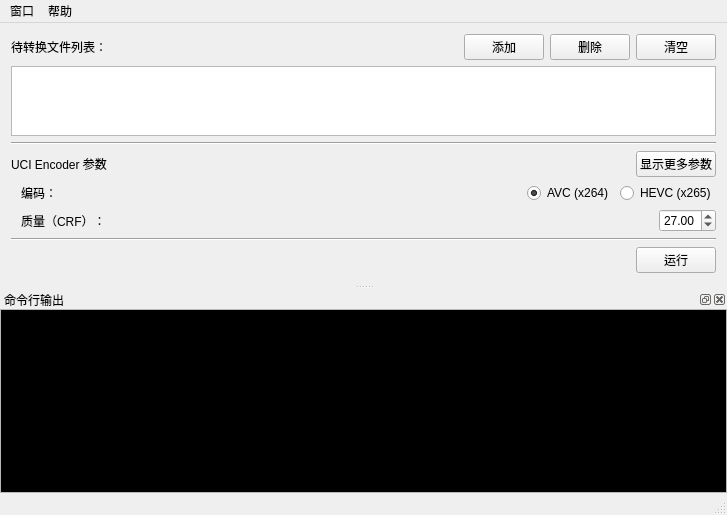
Above: mainwindow.ui from shine5402/UCIEncoderGUIQt before the change. Below: the same form after it.
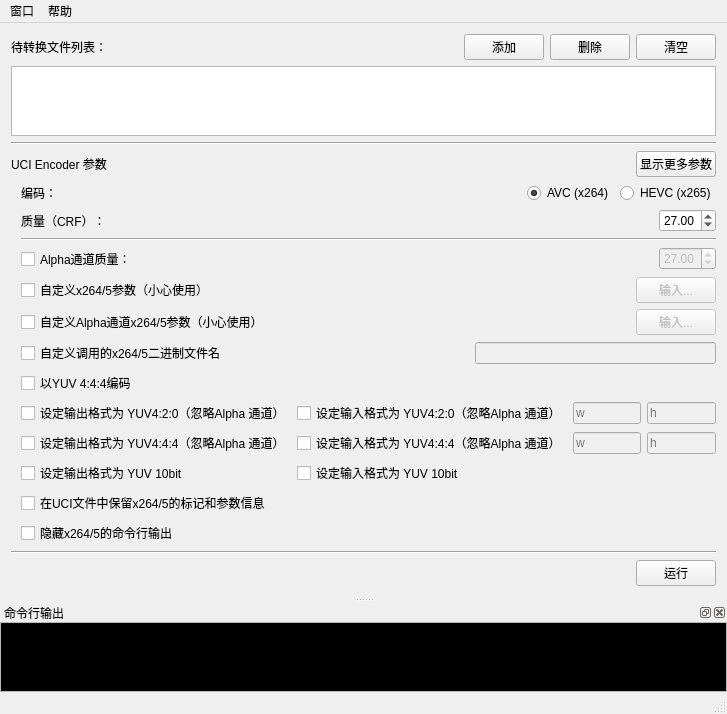
That is the form after the change. Icons and pictures are not drawn.

The edit to the form file:
```diff
--- a/mainwindow.ui
+++ b/mainwindow.ui
@@ -7,7 +7,7 @@
     <x>0</x>
     <y>0</y>
     <width>727</width>
-    <height>515</height>
+    <height>678</height>
    </rect>
   </property>
   <property name="acceptDrops">
@@ -21,7 +21,7 @@
     <normaloff>icon_new.ico</normaloff>icon_new.ico</iconset>
   </property>
   <widget class="QWidget" name="centralWidget">
-   <layout class="QVBoxLayout" name="verticalLayout_3">
+   <layout class="QVBoxLayout" name="verticalLayout_6">
     <item>
      <layout class="QVBoxLayout" name="filesLayout">
       <item>
@@ -71,6 +71,9 @@
       </item>
       <item>
        <widget class="QListWidget" name="fileListWidget">
+        <property name="toolTip">
+         <string>&lt;html&gt;&lt;head/&gt;&lt;body&gt;&lt;p&gt;此处放置待转换的文件列表。&lt;/p&gt;&lt;p&gt;您可以使用右上角的按钮来添加、删除项，以及清空此列表。您也可以通过拖动文件到程序窗口来添加新文件。&lt;/p&gt;&lt;/body&gt;&lt;/html&gt;</string>
+        </property>
         <property name="selectionMode">
          <enum>QAbstractItemView::MultiSelection</enum>
         </property>
@@ -86,9 +89,7 @@
      </widget>
     </item>
     <item>
-     <layout class="QVBoxLayout" name="verticalLayout_2">
-      <item>
-       <layout class="QHBoxLayout" name="horizontalLayout">
+     <layout class="QHBoxLayout" name="parameterTitleLayout">
         <property name="spacing">
          <number>6</number>
         </property>
@@ -122,7 +123,7 @@
        </layout>
       </item>
       <item>
-       <layout class="QVBoxLayout" name="verticalLayout">
+     <layout class="QVBoxLayout" name="parameterLayout">
         <property name="leftMargin">
          <number>10</number>
         </property>
@@ -130,6 +131,9 @@
          <layout class="QHBoxLayout" name="horizontalLayout_3">
           <item>
            <widget class="QLabel" name="label_3">
+          <property name="toolTip">
+           <string>&lt;html&gt;&lt;head/&gt;&lt;body&gt;&lt;p&gt;此参数用于告知UCI Encoder应调用何种编码器进行编码。&lt;/p&gt;&lt;p&gt;如果您选择了AVC选项，UCI Encoder将调用同目录下的x264.exe，选择HEVC选项（-hevc）则会调用x265.exe。&lt;/p&gt;&lt;p&gt;注意，默认调用的程序名称可由“自定义调用的x264/5二进制文件名”（-p）参数重新指定，但是您&lt;span style=&quot; font-weight:600;&quot;&gt;仍应当&lt;/span&gt;选择正确的编码，因为x264和x265编码时调用的参数是不同的，UCI Encoder必须知道您指定了何种编码的编码器才可以正常工作。&lt;/p&gt;&lt;/body&gt;&lt;/html&gt;</string>
+          </property>
             <property name="text">
              <string>编码：</string>
             </property>
@@ -171,6 +175,9 @@
          <layout class="QHBoxLayout" name="horizontalLayout_4">
           <item>
            <widget class="QLabel" name="label_4">
+          <property name="toolTip">
+           <string>&lt;html&gt;&lt;head/&gt;&lt;body&gt;&lt;p&gt;该参数对应UCI Encoder的-q参数。&lt;/p&gt;&lt;p&gt;此参数用于设定RGB/YUV通道的图像质量。范围为0.0~51.0。越小质量越高。&lt;/p&gt;&lt;p&gt;在未修改的情况下，Alpha通道的质量与此参数相同。&lt;/p&gt;&lt;p&gt;在技术细节上，此参数将成为x264/x265的CRF参数。&lt;/p&gt;&lt;/body&gt;&lt;/html&gt;</string>
+          </property>
             <property name="text">
              <string>质量（CRF）：</string>
             </property>
@@ -204,7 +211,415 @@
           </item>
          </layout>
         </item>
-       </layout>
+      <item>
+       <widget class="QWidget" name="advancedParameterWidget" native="true">
+        <layout class="QVBoxLayout" name="advancedParameterLayout">
+         <property name="leftMargin">
+          <number>0</number>
+         </property>
+         <property name="topMargin">
+          <number>0</number>
+         </property>
+         <property name="rightMargin">
+          <number>0</number>
+         </property>
+         <property name="bottomMargin">
+          <number>0</number>
+         </property>
+         <item>
+          <widget class="Line" name="line_3">
+           <property name="orientation">
+            <enum>Qt::Horizontal</enum>
+           </property>
+          </widget>
+         </item>
+         <item>
+          <layout class="QHBoxLayout" name="horizontalLayout_6">
+           <item>
+            <widget class="QCheckBox" name="QcheckBox">
+             <property name="toolTip">
+              <string>&lt;html&gt;&lt;head/&gt;&lt;body&gt;&lt;p&gt;该参数对应了UCI Encoder的-Q参数。&lt;/p&gt;&lt;p&gt;此参数用于单独指定生成的UCI文件的Alpha通道的质量。若不指定，则于“质量（CRF）”（-q）参数相同。&lt;/p&gt;&lt;/body&gt;&lt;/html&gt;</string>
+             </property>
+             <property name="text">
+              <string>Alpha通道质量：</string>
+             </property>
+            </widget>
+           </item>
+           <item>
+            <spacer name="horizontalSpacer_7">
+             <property name="orientation">
+              <enum>Qt::Horizontal</enum>
+             </property>
+             <property name="sizeHint" stdset="0">
+              <size>
+               <width>40</width>
+               <height>20</height>
+              </size>
+             </property>
+            </spacer>
+           </item>
+           <item>
+            <widget class="QDoubleSpinBox" name="CRFBox_Q">
+             <property name="enabled">
+              <bool>false</bool>
+             </property>
+             <property name="maximum">
+              <double>51.000000000000000</double>
+             </property>
+             <property name="singleStep">
+              <double>0.100000000000000</double>
+             </property>
+             <property name="value">
+              <double>27.000000000000000</double>
+             </property>
+            </widget>
+           </item>
+          </layout>
+         </item>
+         <item>
+          <layout class="QHBoxLayout" name="horizontalLayout_7">
+           <item>
+            <widget class="QCheckBox" name="xCheckBox">
+             <property name="toolTip">
+              <string>&lt;html&gt;&lt;head/&gt;&lt;body&gt;&lt;p&gt;该参数对应了UCI Encoder的-x参数。&lt;/p&gt;&lt;p&gt;此参数用于告知UCI Encoder不使用内置压制参数，而是用用户提供的参数替代。&lt;/p&gt;&lt;p&gt;此参数影响RGB/YUV通道，Alpha通道默认与此参数相同。&lt;/p&gt;&lt;p&gt;您应当只有在知道自己在做什么的前提下修改此参数，并且即使您是个专业用户，也应当&lt;span style=&quot; font-weight:600;&quot;&gt;万分小心&lt;/span&gt;。&lt;/p&gt;&lt;/body&gt;&lt;/html&gt;</string>
+             </property>
+             <property name="text">
+              <string>自定义x264/5参数（小心使用）</string>
+             </property>
+            </widget>
+           </item>
+           <item>
+            <spacer name="horizontalSpacer_8">
+             <property name="orientation">
+              <enum>Qt::Horizontal</enum>
+             </property>
+             <property name="sizeHint" stdset="0">
+              <size>
+               <width>40</width>
+               <height>20</height>
+              </size>
+             </property>
+            </spacer>
+           </item>
+           <item>
+            <widget class="QPushButton" name="xPushButton">
+             <property name="enabled">
+              <bool>false</bool>
+             </property>
+             <property name="text">
+              <string>输入...</string>
+             </property>
+            </widget>
+           </item>
+          </layout>
+         </item>
+         <item>
+          <layout class="QHBoxLayout" name="horizontalLayout_8">
+           <item>
+            <widget class="QCheckBox" name="XCheckBox">
+             <property name="toolTip">
+              <string>&lt;html&gt;&lt;head/&gt;&lt;body&gt;&lt;p&gt;该参数对应了UCI Encoder的-X参数。&lt;/p&gt;&lt;p&gt;此参数用于告知UCI Encoder不使用内置压制参数，而是用用户提供的参数替代。&lt;/p&gt;&lt;p&gt;此参数只影响Alpha通道，并且默认与-x相同。&lt;/p&gt;&lt;p&gt;您应当只有在知道自己在做什么的前提下修改此参数，并且即使您是个专业用户，也应当&lt;span style=&quot; font-weight:600;&quot;&gt;万分小心&lt;/span&gt;。&lt;/p&gt;&lt;/body&gt;&lt;/html&gt;</string>
+             </property>
+             <property name="text">
+              <string>自定义Alpha通道x264/5参数（小心使用）</string>
+             </property>
+            </widget>
+           </item>
+           <item>
+            <spacer name="horizontalSpacer_9">
+             <property name="orientation">
+              <enum>Qt::Horizontal</enum>
+             </property>
+             <property name="sizeHint" stdset="0">
+              <size>
+               <width>40</width>
+               <height>20</height>
+              </size>
+             </property>
+            </spacer>
+           </item>
+           <item>
+            <widget class="QPushButton" name="XPushButton">
+             <property name="enabled">
+              <bool>false</bool>
+             </property>
+             <property name="text">
+              <string>输入...</string>
+             </property>
+            </widget>
+           </item>
+          </layout>
+         </item>
+         <item>
+          <layout class="QHBoxLayout" name="horizontalLayout_9">
+           <item>
+            <widget class="QCheckBox" name="pCheckBox">
+             <property name="toolTip">
+              <string>&lt;html&gt;&lt;head/&gt;&lt;body&gt;&lt;p&gt;该参数对应了UCI Encoder的-p参数。&lt;/p&gt;&lt;p&gt;此参数用于更改UCI Encoder调用的编码器程序名称。&lt;/p&gt;&lt;p&gt;默认情况下，UCI Encoder根据用户提供的编码来调用相应的编码器。默认的AVC编码器为同目录下的x264.exe，HEVC编码器为x265.exe。您可以通过本参数来修改这一行为，但请注意，由于x264与x265所对应的参数不同，您应当在修改此项后重新检查您的编码器是否与您在“编码”参数所选的编码对应。&lt;/p&gt;&lt;/body&gt;&lt;/html&gt;</string>
+             </property>
+             <property name="text">
+              <string>自定义调用的x264/5二进制文件名</string>
+             </property>
+            </widget>
+           </item>
+           <item>
+            <spacer name="horizontalSpacer_10">
+             <property name="orientation">
+              <enum>Qt::Horizontal</enum>
+             </property>
+             <property name="sizeHint" stdset="0">
+              <size>
+               <width>40</width>
+               <height>20</height>
+              </size>
+             </property>
+            </spacer>
+           </item>
+           <item>
+            <widget class="QLineEdit" name="pLineEdit">
+             <property name="enabled">
+              <bool>false</bool>
+             </property>
+             <property name="clearButtonEnabled">
+              <bool>true</bool>
+             </property>
+            </widget>
+           </item>
+          </layout>
+         </item>
+         <item>
+          <widget class="QCheckBox" name="sCheckBox">
+           <property name="toolTip">
+            <string>&lt;html&gt;&lt;head/&gt;&lt;body&gt;&lt;p&gt;该参数对应了UCI Encoder的-s参数。&lt;/p&gt;&lt;p&gt;此参数将使UCI Encoder以YUV 4:4:4格式（而不是YUV 4:2:0）进行编码。这将带来更大的文件体积和一定程度上的更高质量。&lt;/p&gt;&lt;/body&gt;&lt;/html&gt;</string>
+           </property>
+           <property name="text">
+            <string>以YUV 4:4:4编码</string>
+           </property>
+          </widget>
+         </item>
+         <item>
+          <layout class="QHBoxLayout" name="horizontalLayout_12">
+           <item>
+            <layout class="QVBoxLayout" name="verticalLayout_3">
+             <item>
+              <widget class="QCheckBox" name="o420CheckBox">
+               <property name="toolTip">
+                <string>&lt;html&gt;&lt;head/&gt;&lt;body&gt;&lt;p&gt;该参数对应了UCI Encoder的-o420参数。&lt;/p&gt;&lt;/body&gt;&lt;/html&gt;</string>
+               </property>
+               <property name="text">
+                <string>设定输出格式为 YUV4:2:0（忽略Alpha 通道）</string>
+               </property>
+              </widget>
+             </item>
+             <item>
+              <widget class="QCheckBox" name="o444CheckBox">
+               <property name="toolTip">
+                <string>&lt;html&gt;&lt;head/&gt;&lt;body&gt;&lt;p&gt;该参数对应了UCI Encoder的-o444参数。&lt;/p&gt;&lt;/body&gt;&lt;/html&gt;</string>
+               </property>
+               <property name="text">
+                <string>设定输出格式为 YUV4:4:4（忽略Alpha 通道）</string>
+               </property>
+              </widget>
+             </item>
+             <item>
+              <widget class="QCheckBox" name="o10bCheckBox">
+               <property name="toolTip">
+                <string>&lt;html&gt;&lt;head/&gt;&lt;body&gt;&lt;p&gt;该参数对应了UCI Encoder的-o10b参数。&lt;/p&gt;&lt;p&gt;默认情况下UCI Encoder使用8bit。&lt;/p&gt;&lt;/body&gt;&lt;/html&gt;</string>
+               </property>
+               <property name="text">
+                <string>设定输出格式为 YUV 10bit</string>
+               </property>
+              </widget>
+             </item>
+            </layout>
+           </item>
+           <item>
+            <spacer name="horizontalSpacer_11">
+             <property name="orientation">
+              <enum>Qt::Horizontal</enum>
+             </property>
+             <property name="sizeHint" stdset="0">
+              <size>
+               <width>40</width>
+               <height>20</height>
+              </size>
+             </property>
+            </spacer>
+           </item>
+           <item>
+            <layout class="QVBoxLayout" name="verticalLayout">
+             <item>
+              <layout class="QHBoxLayout" name="horizontalLayout_10">
+               <item>
+                <widget class="QCheckBox" name="i420CheckBox">
+                 <property name="toolTip">
+                  <string>&lt;html&gt;&lt;head/&gt;&lt;body&gt;&lt;p&gt;该参数对应了UCI Encoder的-i420参数。&lt;/p&gt;&lt;p&gt;设定此参数将使UCI Encoder忽略-s,-o420，-o444。&lt;/p&gt;&lt;/body&gt;&lt;/html&gt;</string>
+                 </property>
+                 <property name="text">
+                  <string>设定输入格式为 YUV4:2:0（忽略Alpha 通道）</string>
+                 </property>
+                </widget>
+               </item>
+               <item>
+                <widget class="QLineEdit" name="i420wLineEdit">
+                 <property name="enabled">
+                  <bool>false</bool>
+                 </property>
+                 <property name="sizePolicy">
+                  <sizepolicy hsizetype="Preferred" vsizetype="Fixed">
+                   <horstretch>0</horstretch>
+                   <verstretch>0</verstretch>
+                  </sizepolicy>
+                 </property>
+                 <property name="placeholderText">
+                  <string>w</string>
+                 </property>
+                </widget>
+               </item>
+               <item>
+                <widget class="QLineEdit" name="i420hLineEdit">
+                 <property name="enabled">
+                  <bool>false</bool>
+                 </property>
+                 <property name="sizePolicy">
+                  <sizepolicy hsizetype="Preferred" vsizetype="Fixed">
+                   <horstretch>0</horstretch>
+                   <verstretch>0</verstretch>
+                  </sizepolicy>
+                 </property>
+                 <property name="inputMask">
+                  <string/>
+                 </property>
+                 <property name="placeholderText">
+                  <string>h</string>
+                 </property>
+                </widget>
+               </item>
+               <item>
+                <spacer name="horizontalSpacer_13">
+                 <property name="orientation">
+                  <enum>Qt::Horizontal</enum>
+                 </property>
+                 <property name="sizeType">
+                  <enum>QSizePolicy::Expanding</enum>
+                 </property>
+                 <property name="sizeHint" stdset="0">
+                  <size>
+                   <width>40</width>
+                   <height>20</height>
+                  </size>
+                 </property>
+                </spacer>
+               </item>
+              </layout>
+             </item>
+             <item>
+              <layout class="QHBoxLayout" name="horizontalLayout_11">
+               <item>
+                <widget class="QCheckBox" name="i444CheckBox">
+                 <property name="toolTip">
+                  <string>&lt;html&gt;&lt;head/&gt;&lt;body&gt;&lt;p&gt;该参数对应了UCI Encoder的-i444参数。&lt;/p&gt;&lt;p&gt;设定此参数将使UCI Encoder忽略-s,-o420，-o444。&lt;/p&gt;&lt;/body&gt;&lt;/html&gt;</string>
+                 </property>
+                 <property name="text">
+                  <string>设定输入格式为 YUV4:4:4（忽略Alpha 通道）</string>
+                 </property>
+                </widget>
+               </item>
+               <item>
+                <widget class="QLineEdit" name="i444wLineEdit">
+                 <property name="enabled">
+                  <bool>false</bool>
+                 </property>
+                 <property name="sizePolicy">
+                  <sizepolicy hsizetype="Preferred" vsizetype="Fixed">
+                   <horstretch>0</horstretch>
+                   <verstretch>0</verstretch>
+                  </sizepolicy>
+                 </property>
+                 <property name="inputMask">
+                  <string/>
+                 </property>
+                 <property name="placeholderText">
+                  <string>w</string>
+                 </property>
+                </widget>
+               </item>
+               <item>
+                <widget class="QLineEdit" name="i444hLineEdit">
+                 <property name="enabled">
+                  <bool>false</bool>
+                 </property>
+                 <property name="sizePolicy">
+                  <sizepolicy hsizetype="Preferred" vsizetype="Fixed">
+                   <horstretch>0</horstretch>
+                   <verstretch>0</verstretch>
+                  </sizepolicy>
+                 </property>
+                 <property name="inputMask">
+                  <string/>
+                 </property>
+                 <property name="maxLength">
+                  <number>32767</number>
+                 </property>
+                 <property name="placeholderText">
+                  <string>h</string>
+                 </property>
+                </widget>
+               </item>
+               <item>
+                <spacer name="horizontalSpacer_14">
+                 <property name="orientation">
+                  <enum>Qt::Horizontal</enum>
+                 </property>
+                 <property name="sizeType">
+                  <enum>QSizePolicy::Expanding</enum>
+                 </property>
+                 <property name="sizeHint" stdset="0">
+                  <size>
+                   <width>40</width>
+                   <height>20</height>
+                  </size>
+                 </property>
+                </spacer>
+               </item>
+              </layout>
+             </item>
+             <item>
+              <widget class="QCheckBox" name="i10bCheckBox">
+               <property name="toolTip">
+                <string>&lt;html&gt;&lt;head/&gt;&lt;body&gt;&lt;p&gt;该参数对应了UCI Encoder的-i10b参数。&lt;/p&gt;&lt;p&gt;默认情况下UCI Encoder使用8bit。&lt;/p&gt;&lt;/body&gt;&lt;/html&gt;</string>
+               </property>
+               <property name="text">
+                <string>设定输入格式为 YUV 10bit</string>
+               </property>
+              </widget>
+             </item>
+            </layout>
+           </item>
+          </layout>
+         </item>
+         <item>
+          <widget class="QCheckBox" name="infoCheckBox">
+           <property name="toolTip">
+            <string>&lt;html&gt;&lt;head/&gt;&lt;body&gt;&lt;p&gt;该参数对应了UCI Encoder的-info参数。&lt;/p&gt;&lt;p&gt;此参数将使UCI Encoder在UCI文件中保留x264/5编码时保留的标记与参数信息。&lt;/p&gt;&lt;/body&gt;&lt;/html&gt;</string>
+           </property>
+           <property name="text">
+            <string>在UCI文件中保留x264/5的标记和参数信息</string>
+           </property>
+          </widget>
+         </item>
+         <item>
+          <widget class="QCheckBox" name="quietCheckBox">
+           <property name="toolTip">
+            <string>&lt;html&gt;&lt;head/&gt;&lt;body&gt;&lt;p&gt;该参数对应了UCI Encoder的-quiet参数。&lt;/p&gt;&lt;p&gt;此参数将使UCI Encoder隐藏x264/5的编码输出。&lt;/p&gt;&lt;p&gt;UCI Encoder GUI 并&lt;span style=&quot; font-weight:600;&quot;&gt;不建议&lt;/span&gt;您这么做，这可能导致出现问题时难以调试。&lt;/p&gt;&lt;/body&gt;&lt;/html&gt;</string>
+           </property>
+           <property name="text">
+            <string>隐藏x264/5的命令行输出</string>
+           </property>
+          </widget>
+         </item>
+        </layout>
+       </widget>
       </item>
      </layout>
     </item>
@@ -401,6 +816,11 @@
     <string>命令行输出</string>
    </property>
   </action>
+  <action name="actionGithub">
+   <property name="text">
+    <string>Github</string>
+   </property>
+  </action>
  </widget>
  <layoutdefault spacing="6" margin="11"/>
  <resources/>
```
Lines whose indentation alone changed are shown as unchanged.
